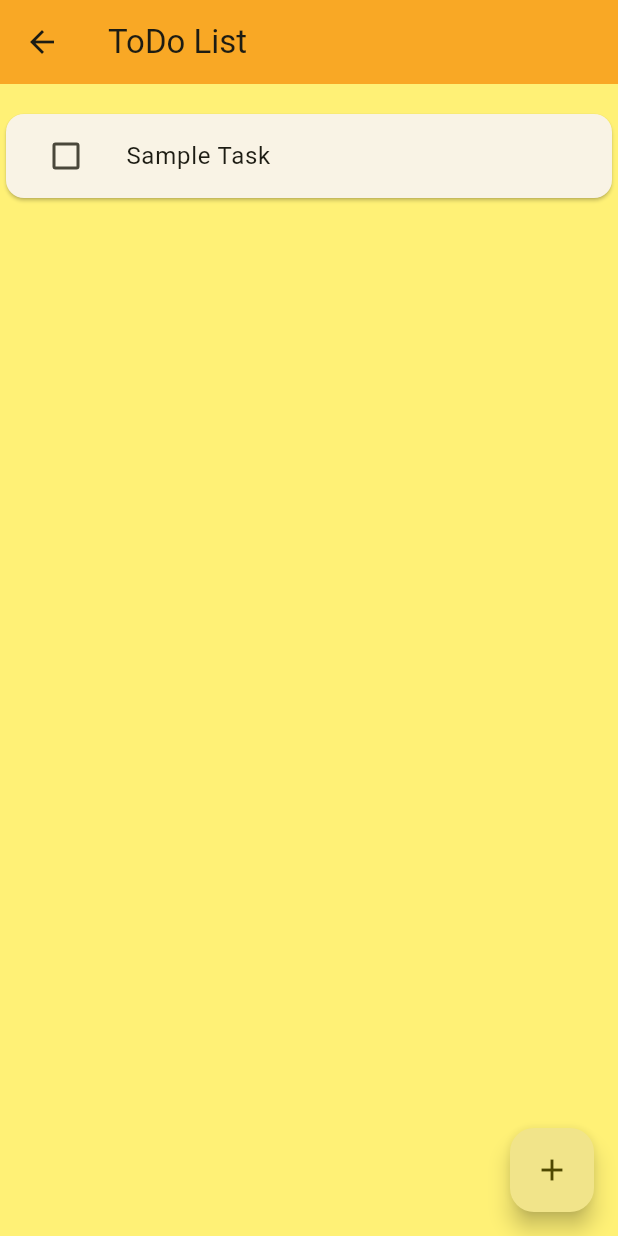
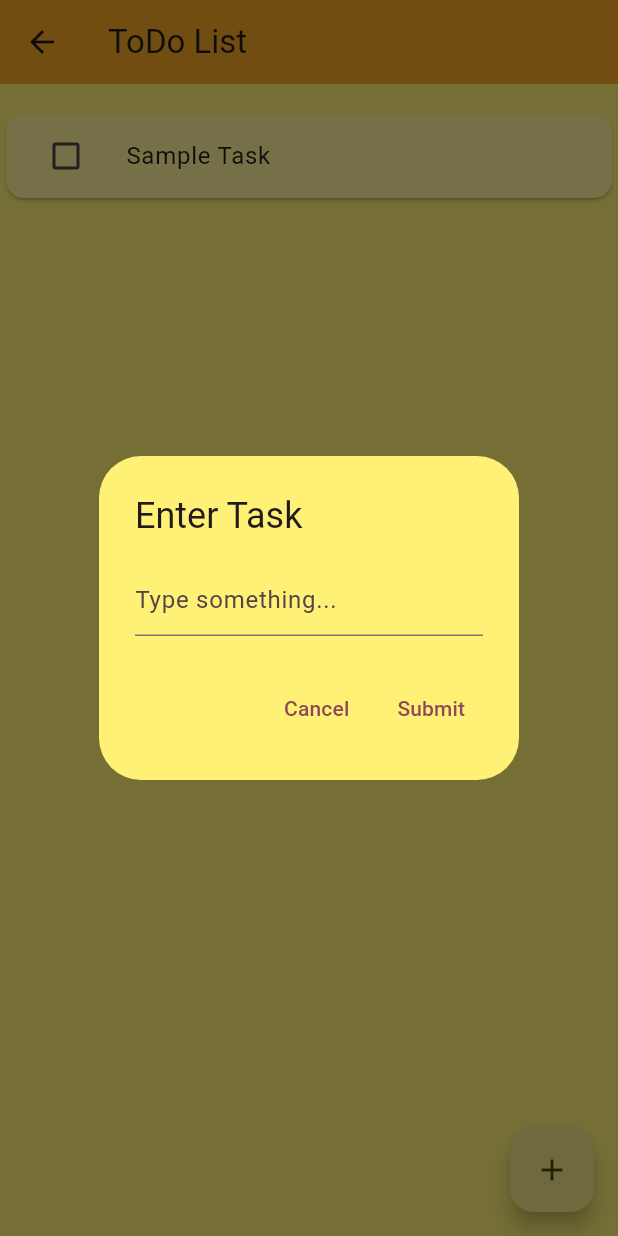
Before and after one commit to 9701221485/sample_projects, a Flutter app: the ToDoHomePage screen opened directly, after a tap on the "add" icon, on a phone screen of 412 x 824 dp. Run offline on Flutter 3.47's test engine with Material 3 defaults, Android fonts, the phone set to English and light mode, and no system bars; our stand-ins replace hive, hive_flutter; accounts and stored records are empty.

Commit message:
to do add

```diff
--- a/lib/projects/to_do_with_hyve/to_do_home_page.dart
+++ b/lib/projects/to_do_with_hyve/to_do_home_page.dart
@@ -1,3 +1,5 @@
+import 'dart:nativewrappers/_internal/vm/lib/ffi_allocation_patch.dart';
+
 import 'package:flutter/material.dart';
 import 'package:project_samples/projects/to_do_with_hyve/utils/to_do_card.dart';
 
@@ -9,6 +11,7 @@ class ToDoHomePage extends StatefulWidget {
 }
 
 class ToDoHomePageState extends State<ToDoHomePage> {
+  TextEditingController newTask = TextEditingController();
   List toDoList = [
     ["Sample Task", false]
   ];
@@ -16,6 +19,13 @@ class ToDoHomePageState extends State<ToDoHomePage> {
   onTapOfTask(int index) {
     setState(() {
       toDoList[index][1] = !toDoList[index][1];
+    });
+  }
+
+  createNewTask() {
+    setState(() {
+      toDoList.add([newTask.text, false]);
+      newTask.clear();
     });
   }
 
@@ -31,10 +41,16 @@ class ToDoHomePageState extends State<ToDoHomePage> {
           title: const Text("ToDo List"),
         ),
         floatingActionButton: FloatingActionButton(
-            onPressed: () {},
+          onPressed: () => newTaskBottomSheet(),
           child: const Icon(Icons.add),
         ),
-          body: ListView.separated(
+        body: toDoListWidget(),
+      ),
+    );
+  }
+
+  ListView toDoListWidget() {
+    return ListView.separated(
       padding: const EdgeInsets.only(top: 16),
       itemBuilder: (context, index) {
         return ToDoCard(
@@ -53,7 +69,39 @@ class ToDoHomePageState extends State<ToDoHomePage> {
         );
       },
       itemCount: toDoList.length,
+    );
+  }
+
+  newTaskBottomSheet() {
+    showDialog(
+      context: context,
+      builder: (BuildContext context) {
+        return AlertDialog(
+          backgroundColor: Colors.yellow.shade300,
+          title: const Text('Enter Task'),
+          content: TextField(
+            controller: newTask,
+            decoration: const InputDecoration(
+              hintText: 'Type something...',
             ),
-        ));
+          ),
+          actions: [
+            TextButton(
+              onPressed: () {
+                Navigator.of(context).pop(); // Close the dialog
+              },
+              child: const Text('Cancel'),
+            ),
+            TextButton(
+              onPressed: () {
+                createNewTask();
+                Navigator.of(context).pop(); // Close the dialog
+              },
+              child: const Text('Submit'),
+            ),
+          ],
+        );
+      },
+    );
   }
 }
--- a/lib/projects/to_do_with_hyve/utils/to_do_card.dart
+++ b/lib/projects/to_do_with_hyve/utils/to_do_card.dart
@@ -13,6 +13,7 @@ class ToDoCard extends StatelessWidget {
   @override
   Widget build(BuildContext context) {
     return Card(
+      color: Colors.yellow.shade200,
       child: ListTile(
         title: Text(
           name,
```
Lines whose indentation alone changed are shown as unchanged.
